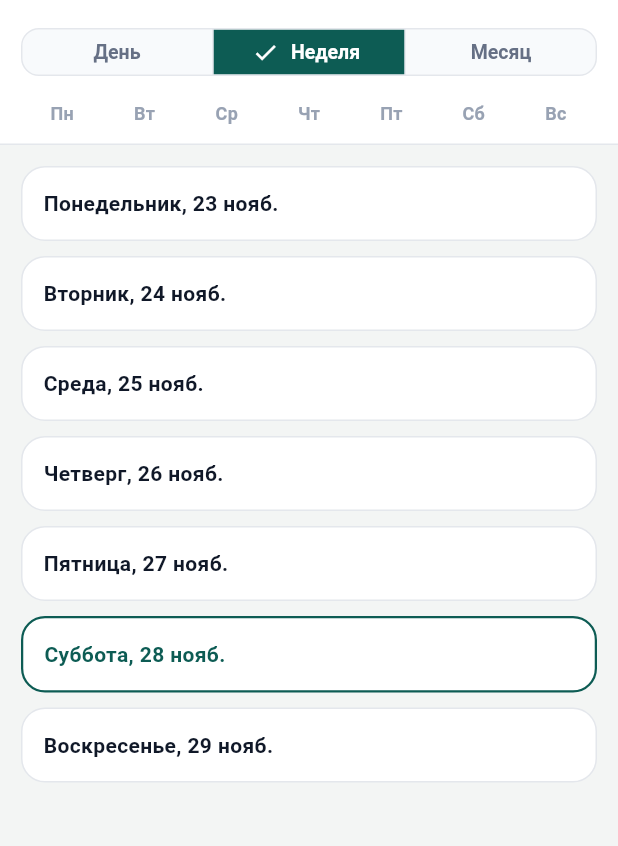
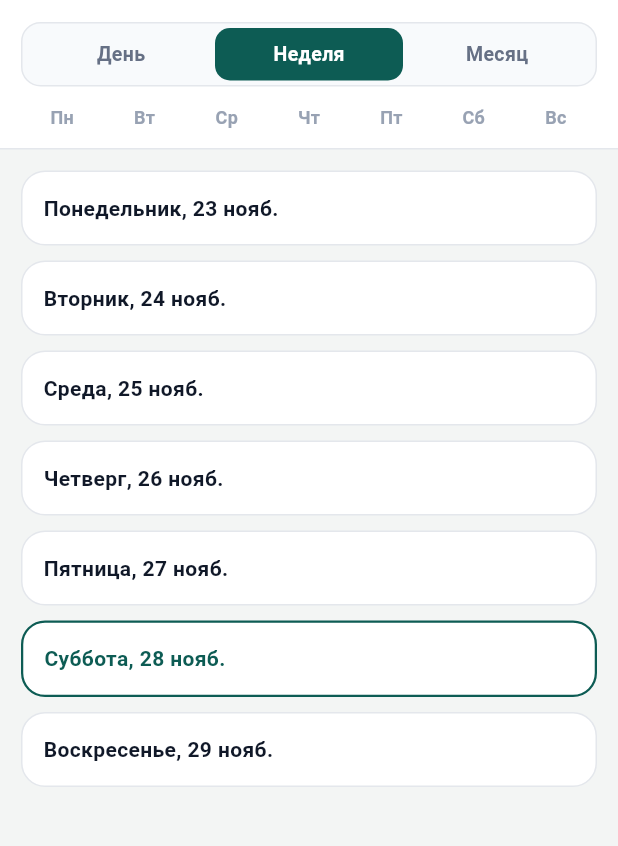
Before and after one commit to Alihan90/client_plan, a Flutter app: the screen it shows after launch, after a tap on "Неделя", on a phone screen of 412 x 824 dp, the part 71-917 px from its top. Run offline on Flutter 3.47's test engine with Material 3 defaults, Android fonts, the phone set to English and light mode, and no system bars; missing offline and left inert: home_widget.

Commit message:
Update main.dart

```diff
--- a/lib/main.dart
+++ b/lib/main.dart
@@ -167,33 +167,6 @@ class ClientPlannerApp extends StatelessWidget {
               scrolledUnderElevation: 0.5,
               foregroundColor: tokens.inkPrimary,
             ),
-            segmentedButtonTheme: SegmentedButtonThemeData(
-              showSelectedIcon: false,
-              style: ButtonStyle(
-                visualDensity: VisualDensity.compact,
-                shape: WidgetStatePropertyAll(
-                  RoundedRectangleBorder(borderRadius: BorderRadius.circular(12)),
-                ),
-                side: WidgetStatePropertyAll(
-                  BorderSide(color: tokens.hairline),
-                ),
-                backgroundColor: WidgetStateProperty.resolveWith((states) {
-                  if (states.contains(WidgetState.selected)) {
-                    return tokens.primary;
-                  }
-                  return tokens.surfaceSubtle;
-                }),
-                foregroundColor: WidgetStateProperty.resolveWith((states) {
-                  if (states.contains(WidgetState.selected)) {
-                    return Colors.white;
-                  }
-                  return tokens.inkSecondary;
-                }),
-                textStyle: const WidgetStatePropertyAll(
-                  TextStyle(fontWeight: FontWeight.w600, fontSize: 13),
-                ),
-              ),
-            ),
           ),
           home: PlannerHomePage(controller: controller),
         );
@@ -232,11 +205,10 @@ class PlannerHomePage extends StatelessWidget {
     );
   }
 
-  Future<void> _openSettingsSheet(BuildContext context, _ThemeTokens tokens) async {
+  Future<void> _openSettingsSheet(BuildContext context) async {
     FocusScope.of(context).unfocus();
     await showModalBottomSheet<void>(
       context: context,
-      backgroundColor: tokens.surface,
       shape: const RoundedRectangleBorder(
         borderRadius: BorderRadius.vertical(top: Radius.circular(24)),
       ),
@@ -245,7 +217,12 @@ class PlannerHomePage extends StatelessWidget {
           animation: controller,
           builder: (_, __) {
             final t = _ThemeTokens.fromDark(controller.isDarkTheme);
-            return SafeArea(
+            return Container(
+              decoration: BoxDecoration(
+                color: t.surface,
+                borderRadius: const BorderRadius.vertical(top: Radius.circular(24)),
+              ),
+              child: SafeArea(
                 child: Padding(
                   padding: const EdgeInsets.fromLTRB(18, 14, 18, 20),
                   child: Column(
@@ -318,6 +295,7 @@ class PlannerHomePage extends StatelessWidget {
                     ],
                   ),
                 ),
+              ),
             );
           },
         );
@@ -327,9 +305,6 @@ class PlannerHomePage extends StatelessWidget {
 
   @override
   Widget build(BuildContext context) {
-    return AnimatedBuilder(
-      animation: controller,
-      builder: (context, _) {
     final tokens = _ThemeTokens.fromDark(controller.isDarkTheme);
     final now = DateTime.now();
     final locStr = controller.locale.toString();
@@ -399,7 +374,7 @@ class PlannerHomePage extends StatelessWidget {
           IconButton(
             icon: Icon(Icons.settings_outlined, size: 21, color: tokens.inkSecondary),
             tooltip: controller.tr('settings'),
-                onPressed: () => _openSettingsSheet(context, tokens),
+            onPressed: () => _openSettingsSheet(context),
           ),
           Padding(
             padding: const EdgeInsets.only(right: 10),
@@ -433,31 +408,7 @@ class PlannerHomePage extends StatelessWidget {
             padding: const EdgeInsets.fromLTRB(14, 6, 14, 12),
             child: Column(
               children: [
-                    SizedBox(
-                      width: double.infinity,
-                      child: SegmentedButton<PlannerViewMode>(
-                        segments: [
-                          ButtonSegment<PlannerViewMode>(
-                            value: PlannerViewMode.day,
-                            label: Text(controller.tr('day')),
-                          ),
-                          ButtonSegment<PlannerViewMode>(
-                            value: PlannerViewMode.week,
-                            label: Text(controller.tr('week')),
-                          ),
-                          ButtonSegment<PlannerViewMode>(
-                            value: PlannerViewMode.month,
-                            label: Text(controller.tr('month')),
-                          ),
-                        ],
-                        selected: <PlannerViewMode>{controller.viewMode},
-                        onSelectionChanged: (Set<PlannerViewMode> set) {
-                          if (set.isNotEmpty) {
-                            controller.setViewMode(set.first);
-                          }
-                        },
-                      ),
-                    ),
+                _ViewModeBar(controller: controller, tokens: tokens),
                 const SizedBox(height: 12),
                 _WeekdayHeader(controller: controller, tokens: tokens),
               ],
@@ -466,8 +417,6 @@ class PlannerHomePage extends StatelessWidget {
           Expanded(child: _buildBody(context, now, tokens)),
         ],
       ),
-        );
-      },
     );
   }
 
@@ -495,6 +444,58 @@ class PlannerHomePage extends StatelessWidget {
           onSelectDay: (d) => controller.selectDate(d),
         );
     }
+  }
+}
+
+class _ViewModeBar extends StatelessWidget {
+  final PlannerController controller;
+  final _ThemeTokens tokens;
+
+  const _ViewModeBar({required this.controller, required this.tokens});
+
+  @override
+  Widget build(BuildContext context) {
+    final modes = [
+      (PlannerViewMode.day, controller.tr('day')),
+      (PlannerViewMode.week, controller.tr('week')),
+      (PlannerViewMode.month, controller.tr('month')),
+    ];
+
+    return Container(
+      padding: const EdgeInsets.all(3),
+      decoration: BoxDecoration(
+        color: tokens.surfaceSubtle,
+        borderRadius: BorderRadius.circular(13),
+        border: Border.all(color: tokens.hairline),
+      ),
+      child: Row(
+        children: modes.map((entry) {
+          final isSelected = controller.viewMode == entry.$1;
+          return Expanded(
+            child: InkWell(
+              borderRadius: BorderRadius.circular(10),
+              onTap: () => controller.setViewMode(entry.$1),
+              child: Container(
+                padding: const EdgeInsets.symmetric(vertical: 8),
+                alignment: Alignment.center,
+                decoration: BoxDecoration(
+                  color: isSelected ? tokens.primary : Colors.transparent,
+                  borderRadius: BorderRadius.circular(10),
+                ),
+                child: Text(
+                  entry.$2,
+                  style: TextStyle(
+                    fontSize: 13,
+                    fontWeight: FontWeight.w600,
+                    color: isSelected ? Colors.white : tokens.inkSecondary,
+                  ),
+                ),
+              ),
+            ),
+          );
+        }).toList(),
+      ),
+    );
   }
 }
 
```
Lines whose indentation alone changed are shown as unchanged.
